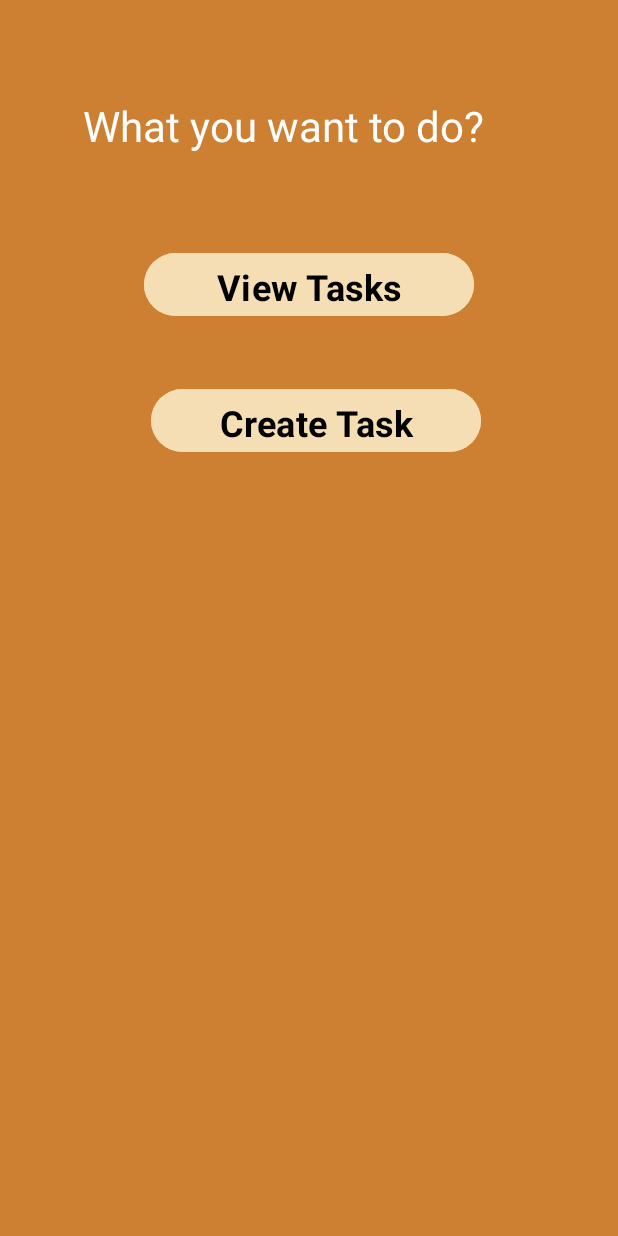
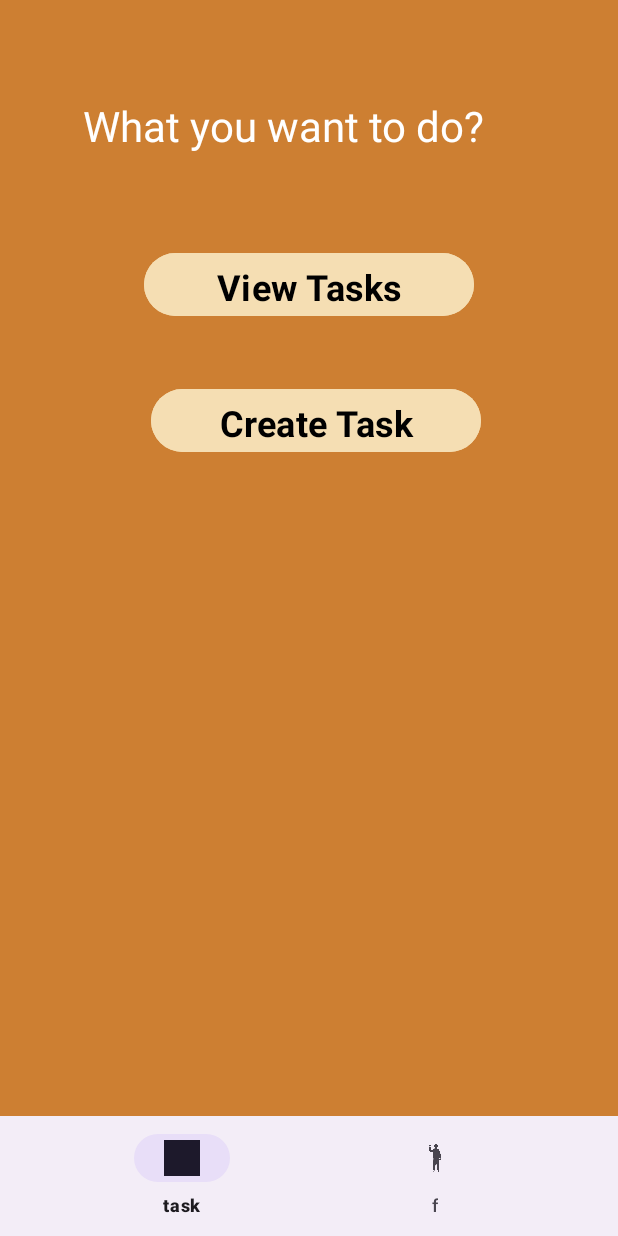
Before and after one commit to singhaditi2004/Task-Manager, an Android app: the MainActivity screen opened directly, with no data from a screen before it, on a phone screen of 412 x 824 dp. Run offline under Robolectric (Android 15) with nearby library versions, the phone set to English and light mode, and no system bars; Roboto replaces fonts that are not available here.

Commit message:
bottom navbar added

```diff
--- a/app/build.gradle.kts
+++ b/app/build.gradle.kts
@@ -49,4 +49,5 @@ dependencies {
     implementation ("com.google.firebase:firebase-database:20.0.1")
     implementation(platform("com.google.firebase:firebase-bom:33.0.0"))
     implementation ("com.google.android.material:material:1.4.0")
+    implementation ("com.google.android.material:material:1.2.0")
 }
--- a/app/src/main/res/layout/activity_main.xml
+++ b/app/src/main/res/layout/activity_main.xml
@@ -57,4 +57,16 @@
         app:layout_constraintStart_toStartOf="parent"
         app:layout_constraintTop_toTopOf="parent"
         app:layout_constraintVertical_bias="0.082" />
+
+    <com.google.android.material.bottomnavigation.BottomNavigationView
+        android:id="@+id/bottom_navigation"
+        android:layout_width="match_parent"
+        android:layout_height="wrap_content"
+        app:layout_constraintBottom_toBottomOf="parent"
+        app:layout_constraintEnd_toEndOf="parent"
+        app:layout_constraintHorizontal_bias="1.0"
+        app:layout_constraintStart_toStartOf="parent"
+        app:layout_constraintTop_toTopOf="parent"
+        app:layout_constraintVertical_bias="1.0"
+        app:menu="@menu/bottom_navigation_menu" />
 </androidx.constraintlayout.widget.ConstraintLayout>
--- /dev/null
+++ b/app/src/main/res/menu/bottom_navigation_menu.xml
@@ -0,0 +1,12 @@
+<menu xmlns:android="http://schemas.android.com/apk/res/android">
+    <item
+        android:id="@+id/page_1"
+        android:enabled="true"
+        android:icon="@drawable/logo"
+        android:title="task"/>
+    <item
+        android:id="@+id/page_2"
+        android:enabled="true"
+        android:icon="@drawable/icon"
+        android:title="f"/>
+</menu>
```
Also changed, not shown: app/src/main/res/layout/activity_create.xml (+13 -13 lines).
